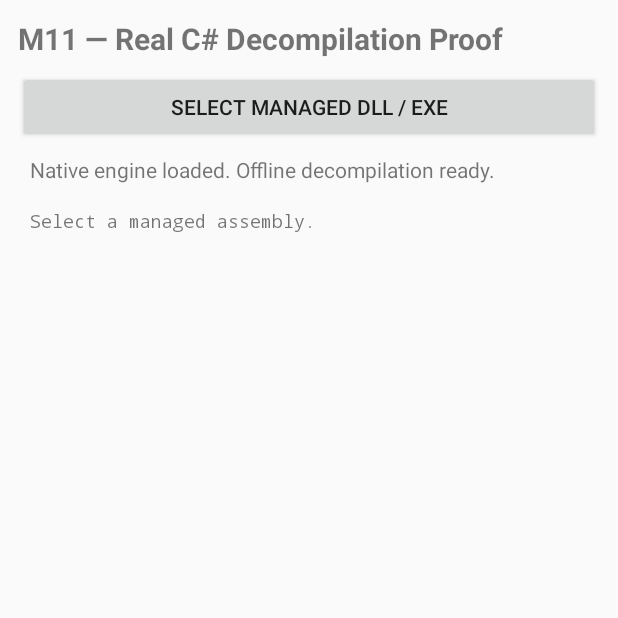
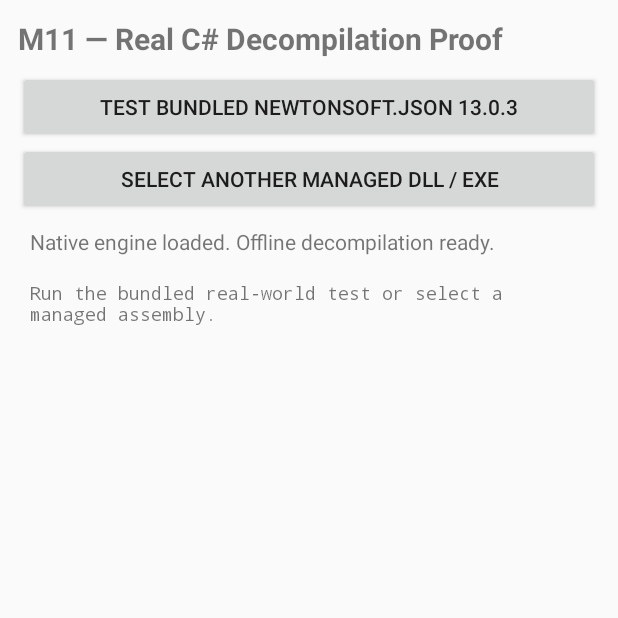
Before and after one commit to xolomon-coder/DroidInspect, an Android app: the screen it shows after launch (MainActivity), on a phone screen of 412 x 824 dp, the top half of it. Run offline under Robolectric (Android 15) with nearby library versions, the phone set to English and light mode, and no system bars; 1 statement that could not run was skipped.

Commit message:
Add M11 bundled assembly test controls

```diff
--- a/tools/m11-poc/android-host/app/src/main/res/layout/activity_main.xml
+++ b/tools/m11-poc/android-host/app/src/main/res/layout/activity_main.xml
@@ -1,6 +1,9 @@
 <LinearLayout xmlns:android="http://schemas.android.com/apk/res/android" android:layout_width="match_parent" android:layout_height="match_parent" android:orientation="vertical" android:padding="12dp">
-<TextView android:layout_width="match_parent" android:layout_height="wrap_content" android:text="M11 — Real C# Decompilation Proof" android:textSize="20sp" android:textStyle="bold" android:paddingBottom="8dp"/>
-<Button android:id="@+id/selectAssembly" android:layout_width="match_parent" android:layout_height="wrap_content" android:text="Select managed DLL / EXE"/>
-<TextView android:id="@+id/status" android:layout_width="match_parent" android:layout_height="wrap_content" android:text="Offline ILSpy Native AOT ARM64 engine" android:padding="8dp"/>
-<ScrollView android:layout_width="match_parent" android:layout_height="0dp" android:layout_weight="1"><TextView android:id="@+id/source" android:layout_width="match_parent" android:layout_height="wrap_content" android:text="Select a managed assembly." android:textIsSelectable="true" android:typeface="monospace" android:textSize="12sp" android:padding="8dp"/></ScrollView>
+    <TextView android:layout_width="match_parent" android:layout_height="wrap_content" android:text="M11 — Real C# Decompilation Proof" android:textSize="20sp" android:textStyle="bold" android:paddingBottom="8dp"/>
+    <Button android:id="@+id/runBundledTest" android:layout_width="match_parent" android:layout_height="wrap_content" android:text="Test bundled Newtonsoft.Json 13.0.3"/>
+    <Button android:id="@+id/selectAssembly" android:layout_width="match_parent" android:layout_height="wrap_content" android:text="Select another managed DLL / EXE"/>
+    <TextView android:id="@+id/status" android:layout_width="match_parent" android:layout_height="wrap_content" android:text="Offline ILSpy Native AOT ARM64 engine" android:padding="8dp"/>
+    <ScrollView android:layout_width="match_parent" android:layout_height="0dp" android:layout_weight="1">
+        <TextView android:id="@+id/source" android:layout_width="match_parent" android:layout_height="wrap_content" android:text="Run the bundled real-world test or select a managed assembly." android:textIsSelectable="true" android:typeface="monospace" android:textSize="12sp" android:padding="8dp"/>
+    </ScrollView>
 </LinearLayout>
```
